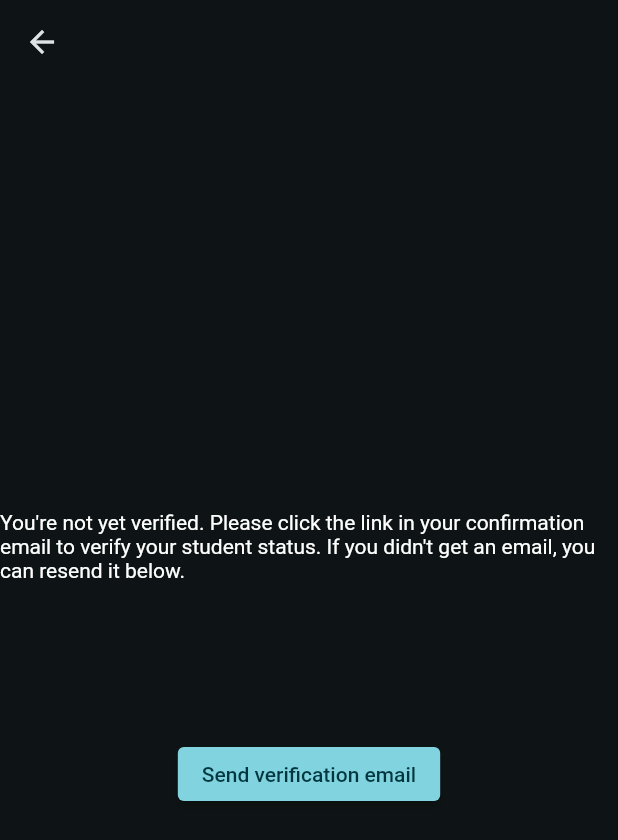
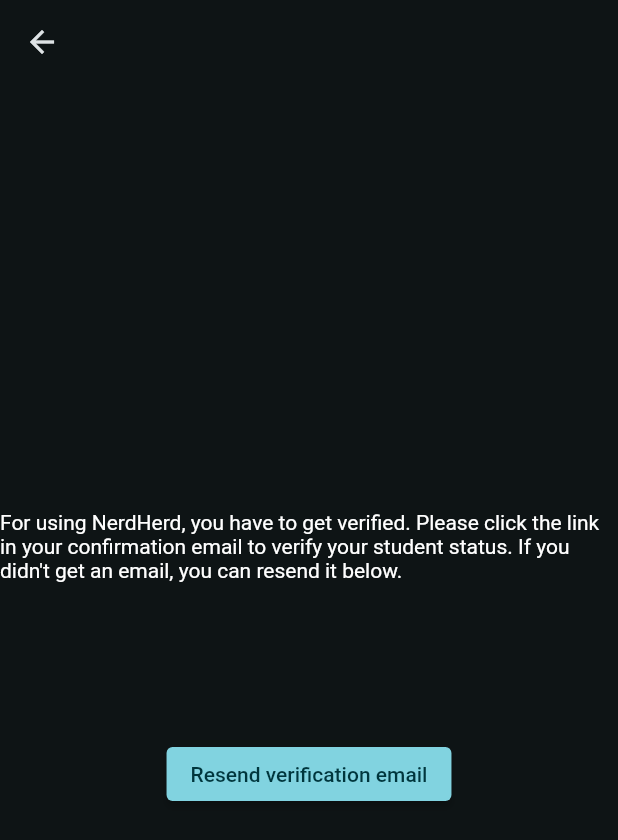
Before and after one commit to Totemi1324/viscon_hackathon_app, a Flutter app: the VerificationScreen screen opened by its route, on a phone screen of 412 x 824 dp. Shown: the top 840 px of the screen. Run offline on Flutter 3.47's test engine with Material 2 defaults, Android fonts, the phone set to English and light mode, and no system bars; our stand-ins replace firebase_auth, firebase_core, flutter_bloc; missing offline and left inert: flutter_gen; accounts and stored records are empty; generated files the repository leaves out were written again.

Commit message:
Finish hooking up verification control flow

```diff
--- a/lib/screens/verification_screen.dart
+++ b/lib/screens/verification_screen.dart
@@ -3,6 +3,7 @@
 import '../bloc/authentication_service.dart';
 
 import './base/flat.dart';
+import './login_screen.dart';
 
 class VerificationScreen extends StatefulWidget {
   static const routeName = "verification";
@@ -45,14 +46,21 @@
               mainAxisAlignment: MainAxisAlignment.spaceBetween,
               children: [
                 const Text(
-                  "You're not yet verified. Please click the link in your confirmation email to verify your student status. If you didn't get an email, you can resend it below.",
+                  "For using NerdHerd, you have to get verified. Please click the link in your confirmation email to verify your student status. If you didn't get an email, you can resend it below.",
                 ),
                 if (!_sent)
                   ElevatedButton(
                     onPressed: () => _onSendConfirmationPressed(context),
-                    child: const Text("Send verification email"),
+                    child: const Text("Resend verification email"),
                   ),
                 if (_sent) const Text("Verification email sent!"),
+                if (!Navigator.canPop(context))
+                  ElevatedButton(
+                    onPressed: () => Navigator.of(context)
+                        .pushNamedAndRemoveUntil(
+                            LogInScreen.routeName, (route) => false),
+                    child: const Text("Back to log in"),
+                  ),
               ],
             ),
           ),
```
Also changed, not shown: lib/widgets/signup_form.dart (+11 -4 lines).
